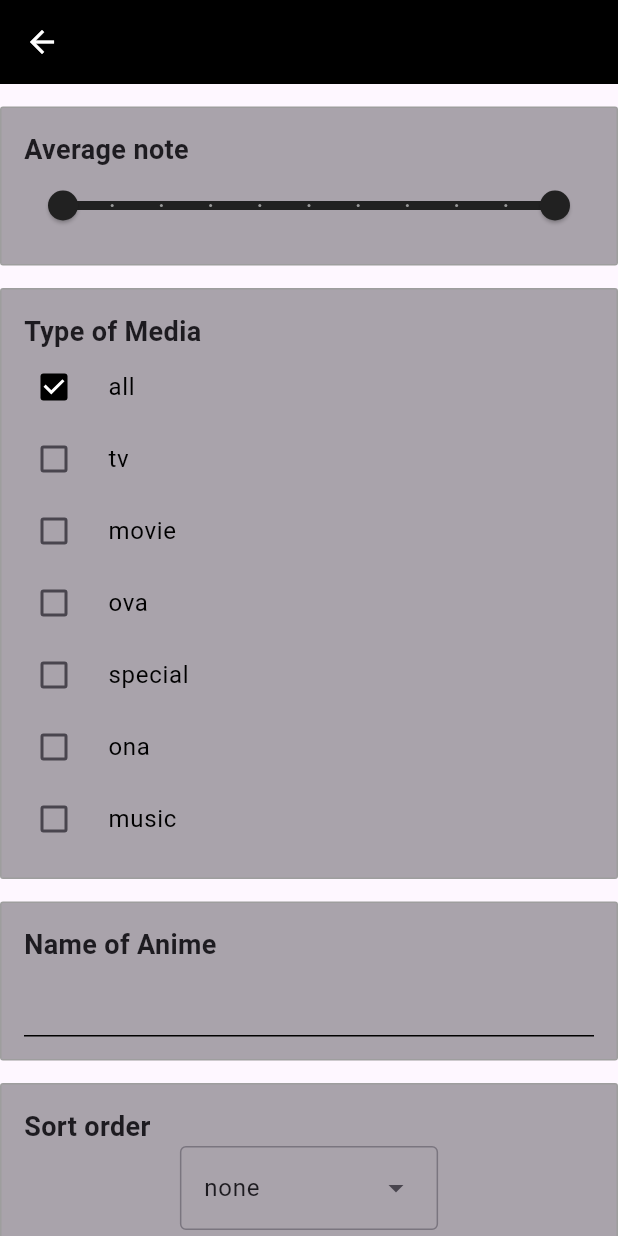
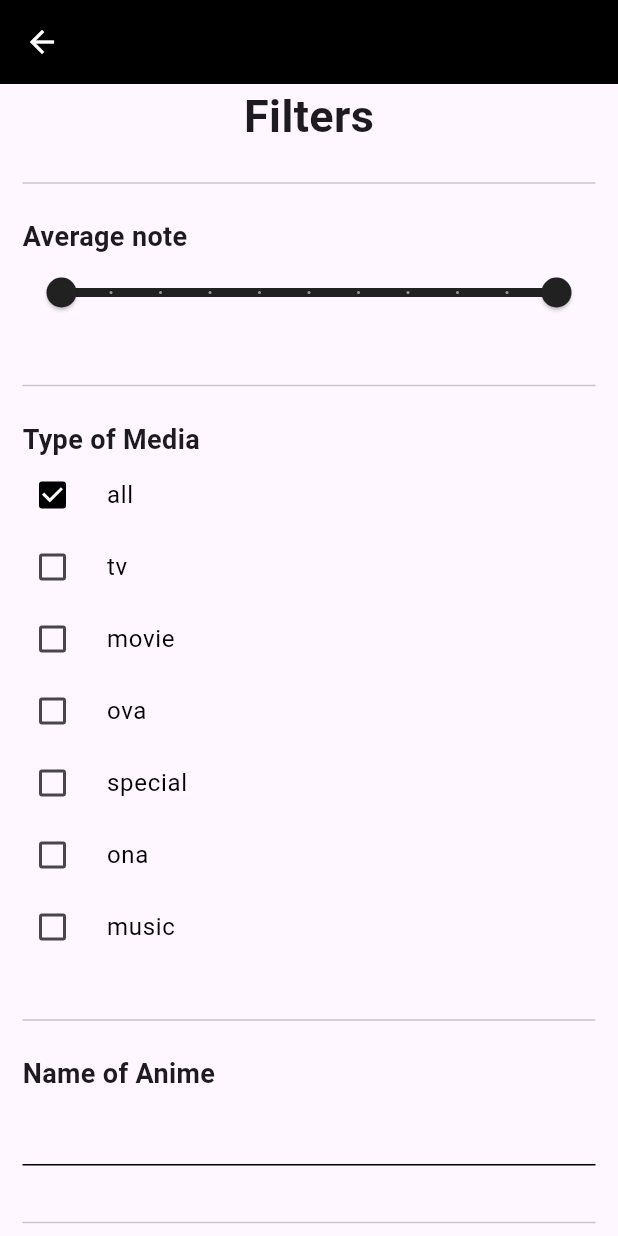
Before and after one commit to GeoffreyHPro/animeList, a Flutter app: the FilterView screen opened directly, on a phone screen of 412 x 824 dp. Run offline on Flutter 3.47's test engine with Material 3 defaults, Android fonts, the phone set to English and light mode, and no system bars; our stand-ins replace bloc, dio, flutter_bloc, sqflite; accounts and stored records are empty.

Commit message:
feat: better design for filter view

```diff
--- a/lib/services/api/filter.dart
+++ b/lib/services/api/filter.dart
@@ -10,5 +10,5 @@ class Filter {
       this.scoreMin = 0,
       this.scoreMax = 10,
       this.type = "",
-      this.order = "aucun"});
+      this.order = "none"});
 }
--- a/lib/views/filter_view.dart
+++ b/lib/views/filter_view.dart
@@ -63,8 +63,19 @@ class _FilterView extends State<FilterView> {
       body: ListView(
         padding: const EdgeInsets.fromLTRB(0, 0, 0, 20),
         children: [
+          Center(
+            child: Text(
+              "Filters",
+              textAlign: TextAlign.start,
+              style: const TextStyle(fontWeight: FontWeight.bold, fontSize: 30),
+            ),
+          ),
           const SizedBox(
             height: 15,
+          ),
+          Divider(
+            indent: 15,
+            endIndent: 15,
           ),
           FilterItem(
             title: "Average note",
@@ -76,6 +87,10 @@ class _FilterView extends State<FilterView> {
           const SizedBox(
             height: 15,
           ),
+          Divider(
+            indent: 15,
+            endIndent: 15,
+          ),
           FilterItem(
             title: "Type of Media",
             content: CheckBoxWidget(
@@ -85,6 +100,10 @@ class _FilterView extends State<FilterView> {
           ),
           const SizedBox(
             height: 15,
+          ),
+          Divider(
+            indent: 15,
+            endIndent: 15,
           ),
           FilterItem(
               title: "Name of Anime",
@@ -101,6 +120,10 @@ class _FilterView extends State<FilterView> {
               )),
           const SizedBox(
             height: 15,
+          ),
+          Divider(
+            indent: 15,
+            endIndent: 15,
           ),
           FilterItem(
               title: "Sort order",
@@ -139,11 +162,7 @@ class FilterItem extends StatelessWidget {
   const FilterItem({super.key, required this.title, required this.content});
   @override
   Widget build(BuildContext context) {
-    return Container(
-        decoration: BoxDecoration(
-            border: Border.all(color: Colors.grey),
-            borderRadius: BorderRadius.circular(2),
-            color: Color.fromRGBO(41, 37, 44, 0.4)),
+    return SizedBox(
         width: MediaQuery.sizeOf(context).width * 0.8,
         child: Padding(
             padding: const EdgeInsets.all(15.0),
```
